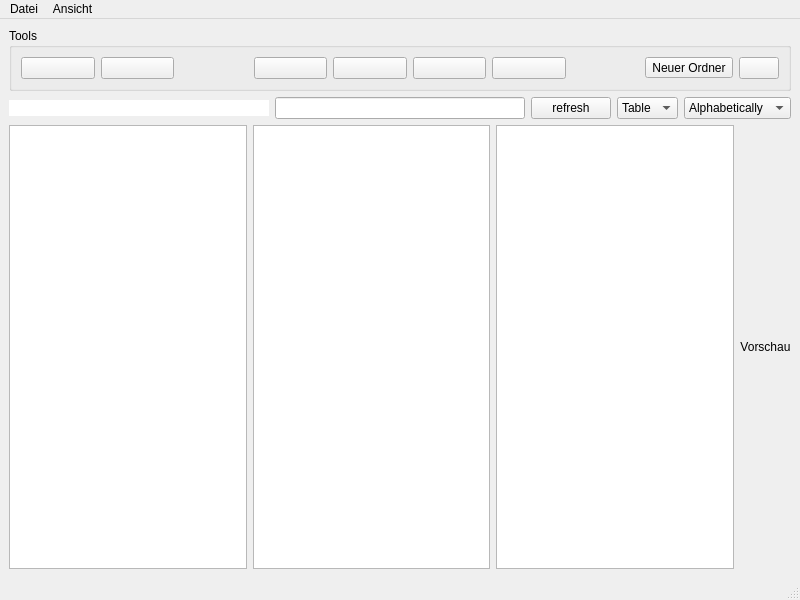
The window that stegano_gui/mainwindow.ui (Bonoolu/SteganoFS) describes before a commit, drawn with Qt 5.
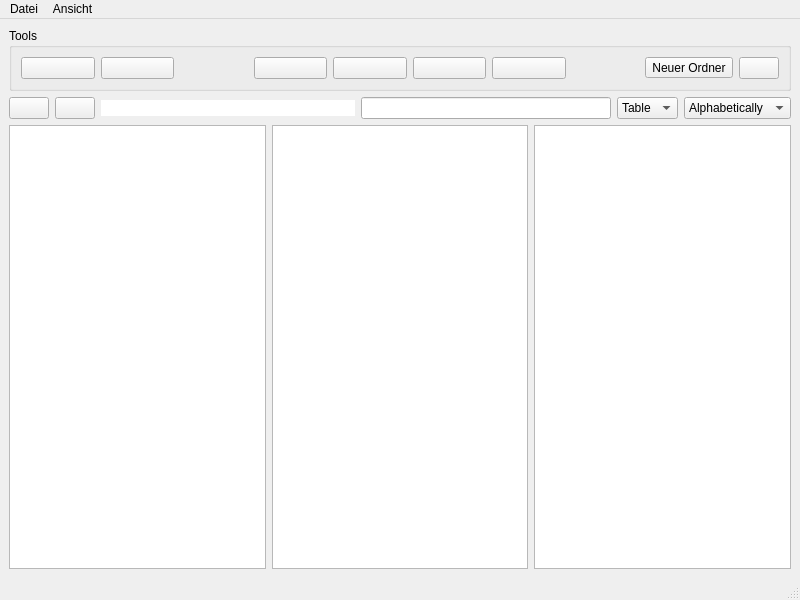
The same window after the commit. Icons and pictures are not drawn.

Commit message: added back&forth buttons (not implemented yet, kinda fixed the preview (custom widget), styled scrollbars)

The edit to the form file:
```diff
--- a/stegano_gui/mainwindow.ui
+++ b/stegano_gui/mainwindow.ui
@@ -263,6 +263,28 @@
       </item>
       <item>
        <layout class="QHBoxLayout" name="horizontalLayout">
+        <item>
+         <widget class="QPushButton" name="backButton">
+          <property name="text">
+           <string/>
+          </property>
+          <property name="icon">
+           <iconset resource="res.qrc">
+            <normaloff>:/assets/img/arrow-back.png</normaloff>:/assets/img/arrow-back.png</iconset>
+          </property>
+         </widget>
+        </item>
+        <item>
+         <widget class="QPushButton" name="forwardButton">
+          <property name="text">
+           <string/>
+          </property>
+          <property name="icon">
+           <iconset resource="res.qrc">
+            <normaloff>:/assets/img/arrow-forth.png</normaloff>:/assets/img/arrow-forth.png</iconset>
+          </property>
+         </widget>
+        </item>
         <item>
          <widget class="QLineEdit" name="pathLineEdit">
           <property name="styleSheet">
@@ -283,13 +305,6 @@
           </property>
          </widget>
         </item>
-        <item>
-         <widget class="QPushButton" name="refreshButton">
-          <property name="text">
-           <string>refresh</string>
-          </property>
-         </widget>
-        </item>
         <item>
          <widget class="QComboBox" name="DisplayComboBox">
           <item>
@@ -346,31 +361,6 @@
         <item>
          <widget class="QListWidget" name="listWidget"/>
         </item>
-        <item>
-         <widget class="QLabel" name="previewLabel">
-          <property name="sizePolicy">
-           <sizepolicy hsizetype="Expanding" vsizetype="Expanding">
-            <horstretch>0</horstretch>
-            <verstretch>0</verstretch>
-           </sizepolicy>
-          </property>
-          <property name="minimumSize">
-           <size>
-            <width>0</width>
-            <height>0</height>
-           </size>
-          </property>
-          <property name="text">
-           <string>Vorschau</string>
-          </property>
-          <property name="scaledContents">
-           <bool>true</bool>
-          </property>
-          <property name="alignment">
-           <set>Qt::AlignCenter</set>
-          </property>
-         </widget>
-        </item>
        </layout>
       </item>
      </layout>
```
The commit also changes 18 other files.
